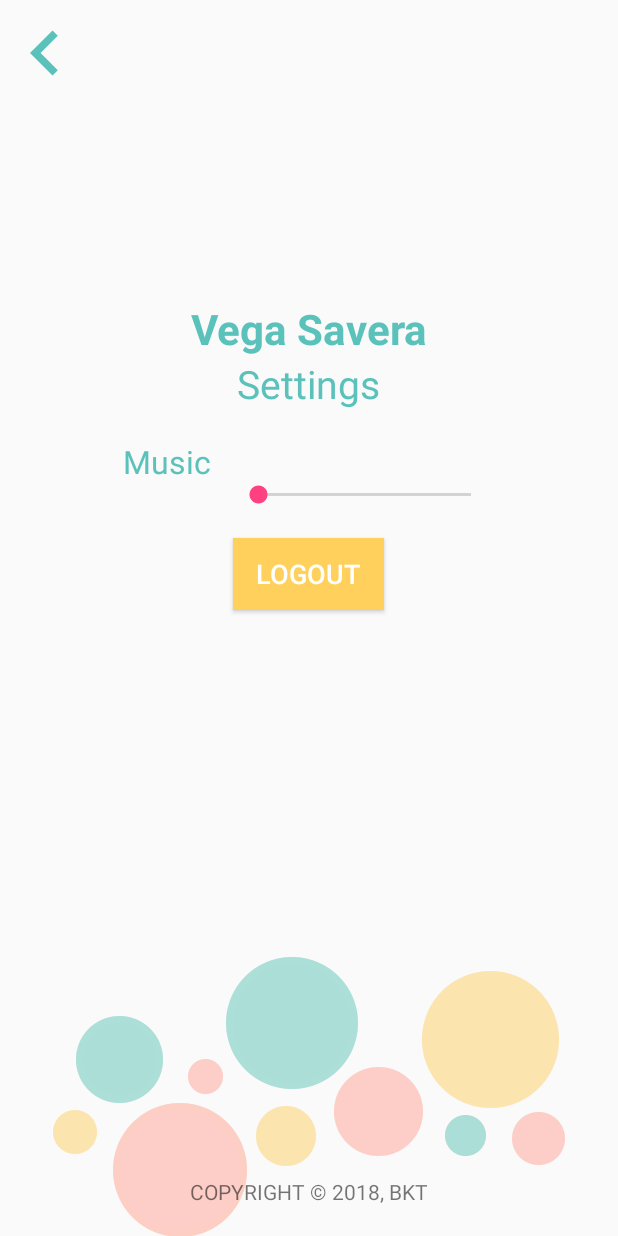
After one commit to fajarputrae/MedMyth, an Android app: the SettingsActivity screen opened directly, with no data from a screen before it, on a phone screen of 412 x 824 dp. The commit adds this screen. Run offline under Robolectric (Android 15) with nearby library versions, the phone set to English and light mode, and no system bars; 1 statement that could not run was skipped.

Commit message:
settings

```diff
--- a/app/src/main/AndroidManifest.xml
+++ b/app/src/main/AndroidManifest.xml
@@ -58,6 +58,10 @@
         <activity android:name=".GameActivity"
             android:screenOrientation="portrait"
             android:theme="@style/AppTheme.NoActionBar" />
+
+        <activity android:name=".SettingsActivity"
+            android:screenOrientation="portrait"
+            android:theme="@style/AppTheme.NoActionBar" />
     </application>
 
 </manifest>
--- a/app/src/main/java/com/example/asuspc/medmyths/MainActivity.java
+++ b/app/src/main/java/com/example/asuspc/medmyths/MainActivity.java
@@ -1,9 +1,11 @@
 package com.example.asuspc.medmyths;
 
+import android.annotation.SuppressLint;
 import android.content.Intent;
 import android.os.Handler;
 import android.os.Bundle;
 import android.view.View;
+import android.widget.Button;
 import android.widget.ImageButton;
 import android.widget.Toast;
 
@@ -16,6 +18,7 @@ public class MainActivity extends BaseActivity {
     @BindView(R2.id.ibGame)
     ImageButton ibGame;
 
+    @SuppressLint("WrongViewCast")
     @Override
     protected void onCreate(Bundle savedInstanceState) {
         super.onCreate(savedInstanceState);
@@ -29,6 +32,7 @@ public class MainActivity extends BaseActivity {
                 startActivity(intent);
             }
         });
+
     }
 
     @Override
--- /dev/null
+++ b/app/src/main/java/com/example/asuspc/medmyths/SettingsActivity.java
@@ -0,0 +1,151 @@
+package com.example.asuspc.medmyths;
+
+import android.content.Context;
+import android.content.DialogInterface;
+import android.content.Intent;
+import android.graphics.Typeface;
+import android.media.AudioManager;
+import android.media.SoundPool;
+import android.support.v7.app.AlertDialog;
+import android.support.v7.app.AppCompatActivity;
+import android.os.Bundle;
+import android.media.MediaPlayer;
+import android.view.View;
+import android.widget.Button;
+import android.widget.EditText;
+import android.widget.ImageView;
+import android.widget.SeekBar;
+import android.widget.SeekBar.OnSeekBarChangeListener;
+import android.widget.TextView;
+
+import com.example.asuspc.medmyths.MainActivity;
+import com.example.asuspc.medmyths.R;
+
+public class SettingsActivity extends AppCompatActivity{
+
+    private SeekBar volumeSeekbar = null;
+    private AudioManager audioManager = null;
+    MediaPlayer music;
+    SoundPool sound;
+    int sfxID;
+    TextView tv1, tv2, tvNama;
+    Typeface tf1, tf2, tfu;
+    AlertDialog dialog;
+    EditText editText;
+    Button logoutBtn;
+    ImageView kembali;
+
+    @Override
+    protected void onCreate(Bundle savedInstanceState) {
+        super.onCreate(savedInstanceState);
+        setVolumeControlStream(AudioManager.STREAM_MUSIC);
+        setContentView(R.layout.activity_settings);
+        initControls();
+
+        logoutBtn = (Button) findViewById(R.id.btnLogout);
+        logoutBtn.setOnClickListener(new View.OnClickListener() {
+            @Override
+            public void onClick(View view) {
+
+            }
+        });
+
+        tvNama = (TextView) findViewById(R.id.txtNama);
+        dialog = new AlertDialog.Builder(this).create();
+        editText = new EditText(this);
+
+        dialog.setTitle(" Change your name ");
+        dialog.setView(editText);
+
+        dialog.setButton(DialogInterface.BUTTON_POSITIVE, "SAVE TEXT", new DialogInterface.OnClickListener(){
+
+            @Override
+            public void onClick(DialogInterface dialogInterface, int i) {
+                tvNama.setText(editText.getText());
+            }
+        });
+
+        tvNama.setOnClickListener(new View.OnClickListener() {
+            @Override
+            public void onClick(View view) {
+                editText.setText(tvNama.getText());
+                dialog.show();
+            }
+        });
+
+        tv1 = (TextView) findViewById(R.id.txtSettings);
+        tv2 = (TextView) findViewById(R.id.txtMusic);
+
+        tfu = Typeface.createFromAsset(getAssets(), "fonts/alittlepot.ttf");
+        tf1 = tfu;
+        tf2 = tfu;
+
+        tv1.setTypeface(tfu);
+        tv2.setTypeface(tfu);
+
+        sound = new SoundPool(1, AudioManager.STREAM_MUSIC, 0);
+        sfxID = sound.load(this, R.raw.soundeffects, 1);
+
+        music = MediaPlayer.create(SettingsActivity.this, R.raw.bgm);
+        music.setLooping(true);
+        music.start();
+
+        kembali = (ImageView) findViewById(R.id.kembali);
+        kembali.setOnClickListener(new View.OnClickListener() {
+            @Override
+            public void onClick(View view) {
+                startActivity(new Intent(SettingsActivity.this, MainActivity.class));
+            }
+        });
+    }
+
+
+    @Override
+    protected void onPause(){
+        super.onPause();
+        music.release();
+        finish();
+    }
+
+    private void initControls()
+    {
+        try
+        {
+            volumeSeekbar = (SeekBar)findViewById(R.id.seekMusic);
+            audioManager = (AudioManager) getSystemService(Context.AUDIO_SERVICE);
+            volumeSeekbar.setMax(audioManager
+                    .getStreamMaxVolume(AudioManager.STREAM_MUSIC));
+            volumeSeekbar.setProgress(audioManager
+                    .getStreamVolume(AudioManager.STREAM_MUSIC));
+
+
+            volumeSeekbar.setOnSeekBarChangeListener(new OnSeekBarChangeListener()
+            {
+                @Override
+                public void onStopTrackingTouch(SeekBar arg0)
+                {
+                }
+
+                @Override
+                public void onStartTrackingTouch(SeekBar arg0)
+                {
+                }
+
+                @Override
+                public void onProgressChanged(SeekBar arg0, int progress, boolean arg2)
+                {
+                    audioManager.setStreamVolume(AudioManager.STREAM_MUSIC,
+                            progress, 0);
+                }
+            });
+        }
+        catch (Exception e)
+        {
+            e.printStackTrace();
+        }
+    }
+
+    public void playsfx(View view) {
+        sound.play(sfxID,1, 1, 1,0, 1);
+    }
+}
--- /dev/null
+++ b/app/src/main/res/drawable/ic_chevron_left_black_24dp.xml
@@ -0,0 +1,9 @@
+<vector xmlns:android="http://schemas.android.com/apk/res/android"
+        android:width="60dp"
+        android:height="60dp"
+        android:viewportWidth="24.0"
+        android:viewportHeight="24.0">
+    <path
+        android:fillColor="#5ac2bb"
+        android:pathData="M15.41,7.41L14,6l-6,6 6,6 1.41,-1.41L10.83,12z"/>
+</vector>
--- /dev/null
+++ b/app/src/main/res/layout/activity_settings.xml
@@ -0,0 +1,98 @@
+<?xml version="1.0" encoding="utf-8"?>
+<RelativeLayout
+    xmlns:android="http://schemas.android.com/apk/res/android"
+    xmlns:app="http://schemas.android.com/apk/res-auto"
+    xmlns:tools="http://schemas.android.com/tools"
+    android:layout_width="match_parent"
+    android:layout_height="match_parent"
+    android:orientation="vertical"
+    tools:context="com.example.asuspc.medmyths.SettingsActivity"
+    >
+
+    <ImageView
+        android:id="@+id/imageView2"
+        android:layout_width="match_parent"
+        android:layout_height="wrap_content"
+        android:layout_centerHorizontal="true"
+        android:layout_alignParentBottom="true"
+        android:src="@drawable/backgroundsettings" />
+
+    <ImageView
+        android:id="@+id/kembali"
+        android:layout_width="wrap_content"
+        android:layout_height="wrap_content"
+        android:layout_marginTop="5dp"
+        android:layout_alignParentTop="true"
+        android:layout_alignParentLeft="true"
+        android:src="@drawable/ic_chevron_left_black_24dp" />
+    <TextView
+        android:id="@+id/txtNama"
+        android:layout_width="wrap_content"
+        android:layout_height="wrap_content"
+        android:layout_centerHorizontal="true"
+        android:text="Vega Savera"
+        android:textStyle="bold"
+        android:layout_marginTop="200dp"
+        android:textColor="#5ac2bb"
+        android:textSize="28sp"
+        tools:ignore="NotSibling" />
+
+    <TextView
+        android:id="@+id/txtSettings"
+        android:layout_width="wrap_content"
+        android:layout_height="wrap_content"
+        android:layout_centerHorizontal="true"
+        android:text="Settings"
+        android:layout_below="@id/txtNama"
+        android:textColor="#5ac2bb"
+        android:textSize="26sp" />
+
+    <LinearLayout
+        android:id="@+id/layMusic"
+        android:layout_width="wrap_content"
+        android:layout_height="wrap_content"
+        android:layout_below="@id/txtSettings"
+        android:layout_centerHorizontal="true"
+        android:layout_marginTop="20dp">
+
+        <TextView
+            android:id="@+id/txtMusic"
+            android:layout_width="wrap_content"
+            android:layout_height="wrap_content"
+            android:layout_marginRight="15dp"
+            android:layout_toLeftOf="@+id/seekMusic"
+            android:text="Music"
+            android:textColor="#5ac2bb"
+            android:textSize="21sp" />
+
+        <SeekBar
+            android:id="@+id/seekMusic"
+            android:layout_width="174dp"
+            android:layout_height="wrap_content"
+            android:layout_marginTop="27dp"
+            android:scaleType="fitXY" />
+    </LinearLayout>
+
+    <Button
+        android:id="@+id/btnLogout"
+        android:paddingHorizontal="15dp"
+        android:layout_width="wrap_content"
+        android:layout_height="wrap_content"
+        android:layout_below="@+id/layMusic"
+        android:layout_marginTop="20dp"
+        android:textSize="18dp"
+        android:layout_centerHorizontal="true"
+        android:text="Logout"
+        android:textColor="#FFF"
+        android:background="#ffd05c"/>
+
+    <TextView
+        android:layout_width="wrap_content"
+        android:layout_height="wrap_content"
+        android:layout_centerHorizontal="true"
+        android:layout_alignParentBottom="true"
+        android:layout_marginBottom="20dp"
+        android:text="COPYRIGHT © 2018, BKT"
+        />
+
+</RelativeLayout>
```
Also changed, not shown: app/src/main/res/drawable-hdpi/backgroundsettings.png (added), app/src/main/res/drawable-mdpi/backgroundsettings.png (added), app/src/main/res/drawable-xhdpi/backgroundsettings.png (added), app/src/main/res/drawable-xxhdpi/backgroundsettings.png (added), app/src/main/res/drawable-xxxhdpi/backgroundsettings.png (added), 3 other files.
